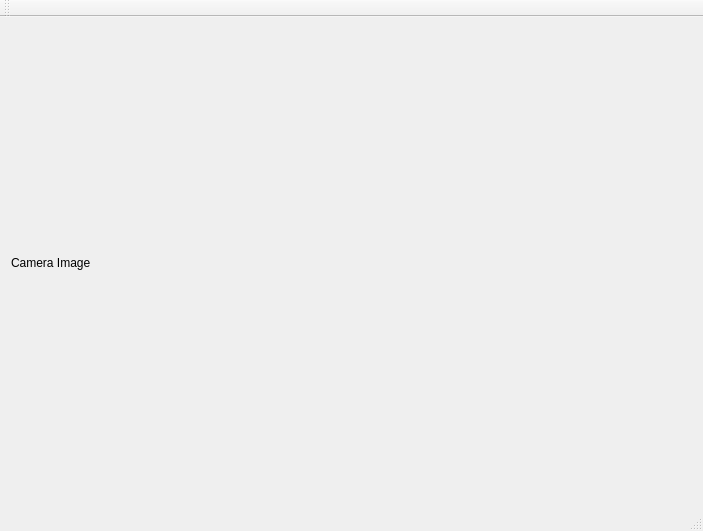
The window that mainwindow.ui (kkrizka/chister) describes before a commit, drawn with Qt 5.
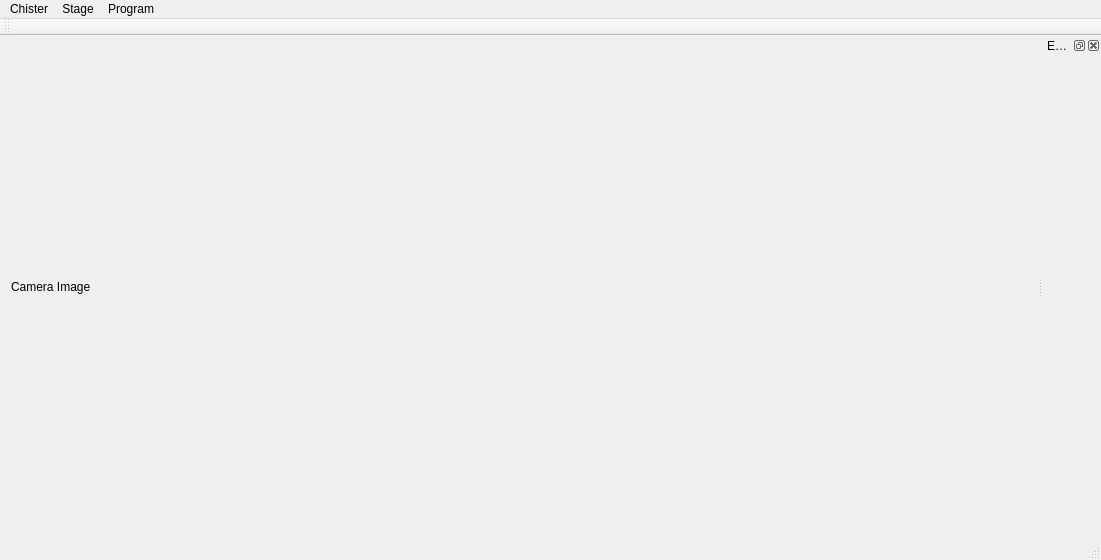
The same window after the commit.

Commit message: Support for AnalysisProgram. Move ECS02 control to a QDockWidget.

Patch:
```diff
--- a/mainwindow.ui
+++ b/mainwindow.ui
@@ -6,8 +6,8 @@
    <rect>
     <x>0</x>
     <y>0</y>
-    <width>703</width>
-    <height>531</height>
+    <width>1101</width>
+    <height>551</height>
    </rect>
   </property>
   <property name="windowTitle">
@@ -17,6 +17,18 @@
    <layout class="QVBoxLayout" name="verticalLayout">
     <item>
      <widget class="QLabel" name="cameraImage">
+      <property name="minimumSize">
+       <size>
+        <width>640</width>
+        <height>480</height>
+       </size>
+      </property>
+      <property name="maximumSize">
+       <size>
+        <width>640</width>
+        <height>480</height>
+       </size>
+      </property>
       <property name="text">
        <string>Camera Image</string>
       </property>
@@ -29,10 +41,31 @@
     <rect>
      <x>0</x>
      <y>0</y>
-     <width>703</width>
+     <width>1101</width>
      <height>21</height>
     </rect>
    </property>
+   <widget class="QMenu" name="menuChister">
+    <property name="title">
+     <string>Chister</string>
+    </property>
+    <addaction name="actionExit"/>
+   </widget>
+   <widget class="QMenu" name="menuProgram">
+    <property name="title">
+     <string>Program</string>
+    </property>
+    <addaction name="actionImage_Scan"/>
+   </widget>
+   <widget class="QMenu" name="menuStage">
+    <property name="title">
+     <string>Stage</string>
+    </property>
+    <addaction name="actionControls"/>
+   </widget>
+   <addaction name="menuChister"/>
+   <addaction name="menuStage"/>
+   <addaction name="menuProgram"/>
   </widget>
   <widget class="QToolBar" name="mainToolBar">
    <attribute name="toolBarArea">
@@ -43,6 +76,30 @@
    </attribute>
   </widget>
   <widget class="QStatusBar" name="statusBar"/>
+  <widget class="QDockWidget" name="ECSControlsDockWidget">
+   <property name="windowTitle">
+    <string>ECS02 Controls</string>
+   </property>
+   <attribute name="dockWidgetArea">
+    <number>2</number>
+   </attribute>
+   <widget class="QWidget" name="dockWidgetContents_2"/>
+  </widget>
+  <action name="actionExit">
+   <property name="text">
+    <string>Exit</string>
+   </property>
+  </action>
+  <action name="actionImage_Scan">
+   <property name="text">
+    <string>Image Scan</string>
+   </property>
+  </action>
+  <action name="actionControls">
+   <property name="text">
+    <string>Controls</string>
+   </property>
+  </action>
  </widget>
  <layoutdefault spacing="6" margin="11"/>
  <resources/>
```
The commit also changes 14 other files.
